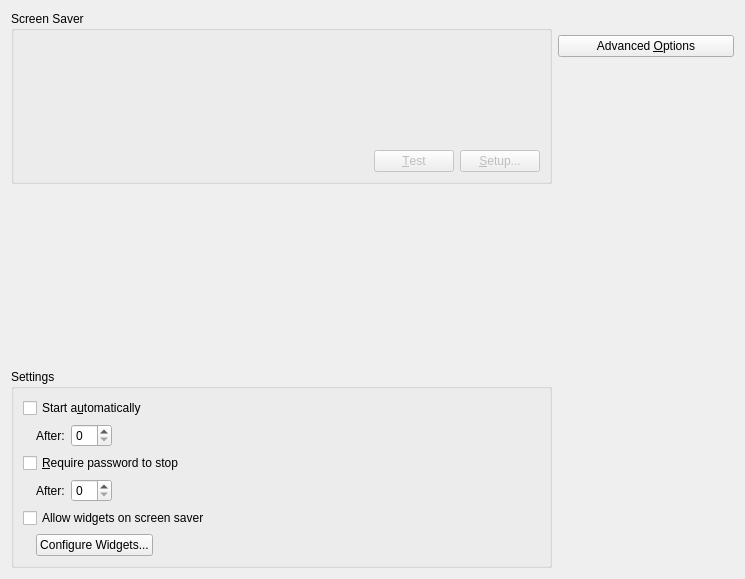
First picture: the form in kcontrol/screensaver/screensaver.ui, repository mgottschlag/kwin-tiling, before the edit.
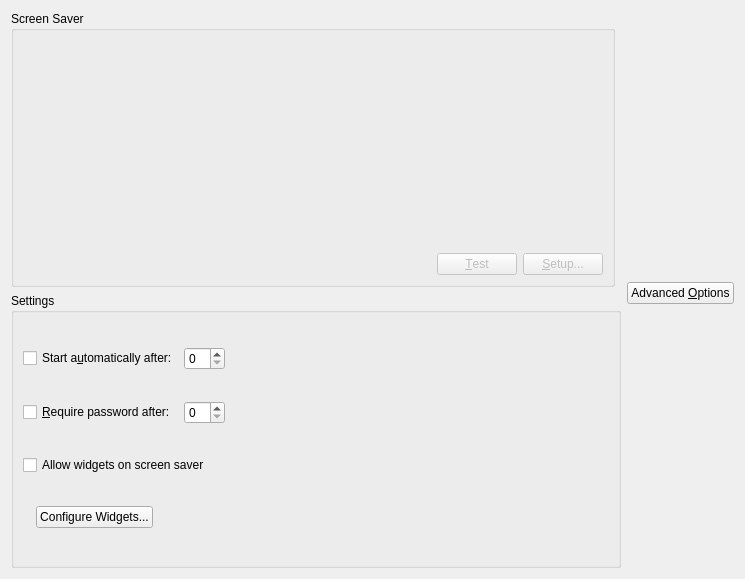
Second picture: the form after the edit. Custom widgets are drawn as their Qt base class.

Commit message: GUI: removed a couple of labels: less space is wasted.

```diff
--- a/kcontrol/screensaver/screensaver.ui
+++ b/kcontrol/screensaver/screensaver.ui
@@ -12,11 +12,24 @@
    </rect>
   </property>
   <layout class="QGridLayout" name="gridLayout">
-   <item row="1" column="3" rowspan="3">
+   <item row="1" column="2" rowspan="2">
     <layout class="QVBoxLayout" name="verticalLayout_2">
      <item>
       <widget class="QWidget" name="mPreviewAreaWidget" native="true">
        <layout class="QVBoxLayout" name="verticalLayout_3">
+        <item>
+         <spacer name="verticalSpacer_3">
+          <property name="orientation">
+           <enum>Qt::Vertical</enum>
+          </property>
+          <property name="sizeHint" stdset="0">
+           <size>
+            <width>20</width>
+            <height>145</height>
+           </size>
+          </property>
+         </spacer>
+        </item>
         <item>
          <widget class="QWidget" name="widget" native="true">
           <property name="sizePolicy">
@@ -58,135 +71,69 @@
      </item>
     </layout>
    </item>
-   <item row="3" column="0" colspan="3">
+   <item row="2" column="0" colspan="2">
     <widget class="QGroupBox" name="mSettingsGroup">
      <property name="title">
       <string>Settings</string>
      </property>
-     <layout class="QVBoxLayout" name="verticalLayout">
-      <item>
+     <layout class="QGridLayout" name="gridLayout_3">
+      <item row="0" column="0">
        <widget class="QCheckBox" name="mEnabledCheckBox">
         <property name="whatsThis">
          <string>Automatically start the screen saver after a period of inactivity.</string>
         </property>
         <property name="text">
-         <string>Start a&amp;utomatically</string>
+         <string>Start a&amp;utomatically after:</string>
         </property>
        </widget>
       </item>
-      <item>
-       <layout class="QHBoxLayout" name="horizontalLayout">
-        <item>
-         <spacer name="horizontalSpacer_2">
-          <property name="orientation">
-           <enum>Qt::Horizontal</enum>
-          </property>
-          <property name="sizeType">
-           <enum>QSizePolicy::Fixed</enum>
-          </property>
-          <property name="sizeHint" stdset="0">
-           <size>
-            <width>13</width>
-            <height>20</height>
-           </size>
-          </property>
-         </spacer>
-        </item>
-        <item>
-         <widget class="QLabel" name="mActivateLbl">
-          <property name="whatsThis">
-           <string>The period of inactivity after which the screen saver should start.</string>
-          </property>
-          <property name="text">
-           <string>After:</string>
-          </property>
-          <property name="buddy">
-           <cstring>mWaitEdit</cstring>
-          </property>
-         </widget>
-        </item>
-        <item>
+      <item row="0" column="1">
          <widget class="KIntSpinBox" name="mWaitEdit"/>
         </item>
-        <item>
+      <item row="0" column="2">
          <spacer name="horizontalSpacer_6">
           <property name="orientation">
            <enum>Qt::Horizontal</enum>
           </property>
           <property name="sizeHint" stdset="0">
            <size>
-            <width>40</width>
+          <width>243</width>
             <height>20</height>
            </size>
           </property>
          </spacer>
         </item>
-       </layout>
-      </item>
-      <item>
+      <item row="1" column="0">
        <widget class="QCheckBox" name="mLockCheckBox">
         <property name="whatsThis">
          <string>Prevent potential unauthorized use by requiring a password to stop the screen saver.</string>
         </property>
         <property name="text">
-         <string>&amp;Require password to stop</string>
+         <string>&amp;Require password after:</string>
         </property>
        </widget>
       </item>
-      <item>
-       <layout class="QHBoxLayout" name="horizontalLayout_2">
-        <item>
-         <spacer name="horizontalSpacer_4">
-          <property name="orientation">
-           <enum>Qt::Horizontal</enum>
-          </property>
-          <property name="sizeType">
-           <enum>QSizePolicy::Fixed</enum>
-          </property>
-          <property name="sizeHint" stdset="0">
-           <size>
-            <width>13</width>
-            <height>20</height>
-           </size>
-          </property>
-         </spacer>
-        </item>
-        <item>
-         <widget class="QLabel" name="mLockLbl">
-          <property name="whatsThis">
-           <string>The amount of time, after the screen saver has started, to ask for the unlock password.</string>
-          </property>
-          <property name="text">
-           <string>After:</string>
-          </property>
-          <property name="buddy">
-           <cstring>mWaitLockEdit</cstring>
-          </property>
-         </widget>
-        </item>
-        <item>
+      <item row="1" column="1">
          <widget class="KIntSpinBox" name="mWaitLockEdit">
           <property name="whatsThis">
            <string>The amount of time, after the screen saver has started, to ask for the unlock password.</string>
           </property>
          </widget>
         </item>
-        <item>
+      <item row="1" column="2">
          <spacer name="horizontalSpacer_7">
           <property name="orientation">
            <enum>Qt::Horizontal</enum>
           </property>
           <property name="sizeHint" stdset="0">
            <size>
-            <width>40</width>
+          <width>243</width>
             <height>20</height>
            </size>
           </property>
          </spacer>
         </item>
-       </layout>
-      </item>
-      <item>
+      <item row="2" column="0" colspan="2">
        <widget class="QCheckBox" name="mPlasmaCheckBox">
         <property name="whatsThis">
          <string>Add widgets to your screensaver.</string>
@@ -196,7 +143,7 @@
         </property>
        </widget>
       </item>
-      <item>
+      <item row="3" column="0" colspan="3">
        <layout class="QHBoxLayout" name="horizontalLayout_3">
         <item>
          <spacer name="horizontalSpacer_5">
@@ -239,8 +186,8 @@
      </layout>
     </widget>
    </item>
-   <item row="1" column="0" colspan="3">
-    <widget class="QGroupBox" name="mScrenSaverGroup">
+   <item row="1" column="0">
+    <widget class="QGroupBox" name="groupBox">
      <property name="title">
       <string>Screen Saver</string>
      </property>
```
Left out of the diff: 40 changed lines with no effect on the pictures. Lines whose indentation alone changed are shown as unchanged. The commit also changes 1 other file.
